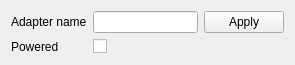
Before: the Qt Designer form adapterview.ui in jcaden/BlueZ-Manager, drawn with Qt 5.
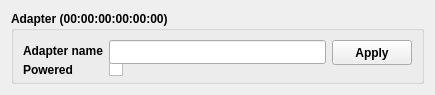
After: the same form once the commit is applied.

Commit message: Add a container for adapter widget

Diff of the .ui file:
```diff
--- a/adapterview.ui
+++ b/adapterview.ui
@@ -6,49 +6,113 @@
    <rect>
     <x>0</x>
     <y>0</y>
-    <width>295</width>
-    <height>58</height>
+    <width>435</width>
+    <height>95</height>
    </rect>
   </property>
+  <property name="minimumSize">
+   <size>
+    <width>435</width>
+    <height>95</height>
+   </size>
+  </property>
   <property name="maximumSize">
    <size>
     <width>16777215</width>
-    <height>58</height>
+    <height>96</height>
    </size>
   </property>
   <property name="windowTitle">
    <string>Form</string>
   </property>
   <layout class="QGridLayout" name="gridLayout">
-   <item row="0" column="1">
-    <widget class="QLineEdit" name="nameEdit"/>
-   </item>
-   <item row="0" column="0">
-    <widget class="QLabel" name="label">
-     <property name="text">
-      <string>Adapter name</string>
+   <item row="2" column="0" colspan="2">
+    <widget class="QGroupBox" name="header">
+     <property name="font">
+      <font>
+       <weight>75</weight>
+       <bold>true</bold>
+      </font>
      </property>
-    </widget>
-   </item>
-   <item row="0" column="2">
-    <widget class="QPushButton" name="nameButtom">
-     <property name="text">
-      <string>Apply</string>
+     <property name="title">
+      <string>Adapter (00:00:00:00:00:00)</string>
      </property>
-    </widget>
-   </item>
-   <item row="1" column="0">
-    <widget class="QLabel" name="label_2">
-     <property name="text">
-      <string>Powered</string>
-     </property>
-    </widget>
-   </item>
-   <item row="1" column="1">
-    <widget class="QCheckBox" name="powered">
-     <property name="text">
-      <string/>
-     </property>
+     <layout class="QGridLayout" name="gridLayout_2">
+      <item row="1" column="0">
+       <widget class="QLabel" name="label_2">
+        <property name="minimumSize">
+         <size>
+          <width>0</width>
+          <height>21</height>
+         </size>
+        </property>
+        <property name="font">
+         <font>
+          <weight>75</weight>
+          <bold>true</bold>
+         </font>
+        </property>
+        <property name="text">
+         <string>Powered</string>
+        </property>
+       </widget>
+      </item>
+      <item row="1" column="1">
+       <widget class="QCheckBox" name="powered">
+        <property name="minimumSize">
+         <size>
+          <width>0</width>
+          <height>21</height>
+         </size>
+        </property>
+        <property name="text">
+         <string/>
+        </property>
+       </widget>
+      </item>
+      <item row="0" column="0">
+       <widget class="QLabel" name="label">
+        <property name="minimumSize">
+         <size>
+          <width>0</width>
+          <height>21</height>
+         </size>
+        </property>
+        <property name="font">
+         <font>
+          <weight>75</weight>
+          <bold>true</bold>
+         </font>
+        </property>
+        <property name="text">
+         <string>Adapter name</string>
+        </property>
+       </widget>
+      </item>
+      <item row="0" column="1">
+       <widget class="QLineEdit" name="nameEdit">
+        <property name="minimumSize">
+         <size>
+          <width>0</width>
+          <height>24</height>
+         </size>
+        </property>
+       </widget>
+      </item>
+      <item row="0" column="2">
+       <widget class="QPushButton" name="nameButtom">
+        <property name="minimumSize">
+         <size>
+          <width>0</width>
+          <height>25</height>
+         </size>
+        </property>
+        <property name="text">
+         <string>Apply</string>
+        </property>
+       </widget>
+      </item>
+     </layout>
     </widget>
    </item>
   </layout>
```
The commit also changes 2 other files.
